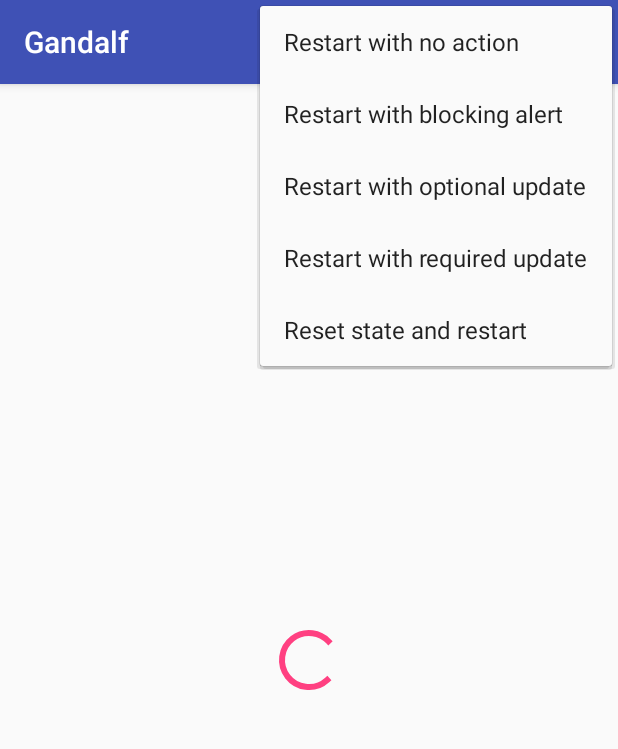
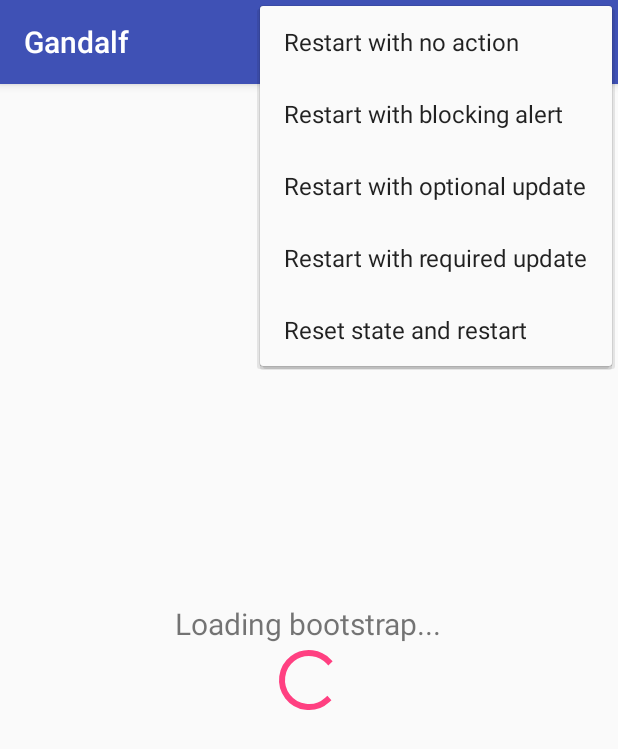
Before and after one commit to btkelly/gandalf, an Android app: the screen it shows after launch (SplashActivity), with the options menu open, on a phone screen of 412 x 824 dp. Shown: the top 749 px of the screen. Run offline under Robolectric (Android 15) with nearby library versions, the phone set to English and light mode, and no system bars; libraries missing offline, so code that uses them is left out: okhttp3.mockwebserver; 11 statements that could not run were skipped.

Commit message:
Added some documentation to the example classes

```diff
--- a/example/src/main/java/io/github/btkelly/gandalf/example/App.java
+++ b/example/src/main/java/io/github/btkelly/gandalf/example/App.java
@@ -16,89 +16,24 @@
 package io.github.btkelly.gandalf.example;
 
 import android.app.Application;
-import android.content.SharedPreferences;
-import android.preference.PreferenceManager;
-import android.support.annotation.RawRes;
-
-import java.io.BufferedReader;
-import java.io.IOException;
-import java.io.InputStream;
-import java.io.InputStreamReader;
-import java.io.Reader;
-import java.io.StringWriter;
-import java.io.Writer;
 
 import io.github.btkelly.gandalf.Gandalf;
-import okhttp3.mockwebserver.MockResponse;
-import okhttp3.mockwebserver.MockWebServer;
+import io.github.btkelly.gandalf.example.utils.MockWebServerUtil;
 
 /**
  * TODO: Add a class header comment!
  */
 public class App extends Application {
 
-    public static final String KEY_RES_ID = "KEY_RES_ID";
-
     @Override
     public void onCreate() {
         super.onCreate();
 
-        final MockWebServer mockWebServer = new MockWebServer();
-
-        Thread startMockServer = new Thread(new Runnable() {
-            @Override
-            public void run() {
-                try {
-                    mockWebServer.start();
-
-                    SharedPreferences sharedPreferences = PreferenceManager.getDefaultSharedPreferences(App.this);
-
-                    int mockBootstrapResId = sharedPreferences.getInt(KEY_RES_ID, R.raw.no_action_bootstrap);
-
-                    String mockBootstrapJsonBody = getMockJsonBootstrap(mockBootstrapResId);
-
-                    MockResponse mockResponse = new MockResponse();
-                    mockResponse.setResponseCode(200);
-                    mockResponse.setBody(mockBootstrapJsonBody);
-                    mockWebServer.enqueue(mockResponse);
-
-                } catch (IOException e) {
-                    throw new RuntimeException("Problem starting mock web server");
-                }
-            }
-        });
-
-        startMockServer.start();
-
-        try {
-            startMockServer.join();
-        } catch (InterruptedException e) {
-            e.printStackTrace();
-        }
+        String mockBootstrapUrl = MockWebServerUtil.startMockWebServer(this);
 
         new Gandalf.Installer()
                 .setContext(this)
-                .setBootstrapUrl(String.valueOf(mockWebServer.url("")))
+                .setBootstrapUrl(mockBootstrapUrl)
                 .install();
     }
-
-    private String getMockJsonBootstrap(@RawRes int rawRes) throws IOException {
-
-        InputStream inputStream = getResources().openRawResource(rawRes);
-
-        Writer writer = new StringWriter();
-        char[] buffer = new char[1024];
-
-        Reader reader = new BufferedReader(new InputStreamReader(inputStream, "UTF-8"));
-
-        int bufferData;
-
-        while ((bufferData = reader.read(buffer)) != -1) {
-            writer.write(buffer, 0, bufferData);
-        }
-
-        inputStream.close();
-
-        return writer.toString();
-    }
 }
--- /dev/null
+++ b/example/src/main/java/io/github/btkelly/gandalf/example/utils/MockWebServerUtil.java
@@ -0,0 +1,122 @@
+/**
+ * Copyright 2016 Bryan Kelly
+ *
+ * Licensed under the Apache License, Version 2.0 (the "License"); you may not
+ * use this file except in compliance with the License.
+ *
+ * You may obtain a copy of the License at
+ * http://www.apache.org/licenses/LICENSE-2.0
+ *
+ * Unless required by applicable law or agreed to in writing, software
+ * distributed under the License is distributed on an "AS IS" BASIS, WITHOUT
+ * WARRANTIES OR CONDITIONS OF ANY KIND, either express or implied. See the
+ * License for the specific language governing permissions and limitations
+ * under the License.
+ */
+package io.github.btkelly.gandalf.example.utils;
+
+import android.content.Context;
+import android.content.SharedPreferences;
+import android.preference.PreferenceManager;
+import android.support.annotation.NonNull;
+import android.support.annotation.RawRes;
+
+import java.io.BufferedReader;
+import java.io.IOException;
+import java.io.InputStream;
+import java.io.InputStreamReader;
+import java.io.Reader;
+import java.io.StringWriter;
+import java.io.Writer;
+import java.util.concurrent.TimeUnit;
+
+import io.github.btkelly.gandalf.example.R;
+import okhttp3.mockwebserver.MockResponse;
+import okhttp3.mockwebserver.MockWebServer;
+
+/**
+ * A utility class to help with creating a mock web server to return sample bootstrap files
+ */
+public final class MockWebServerUtil {
+
+    private static final String KEY_BOOTSTRAP_RES_ID = "KEY_BOOTSTRAP_RES_ID";
+
+    /**
+     * Starts a mock web server to return the bootstrap file set using setMockBootstrapRes(Context context, int rawResourceId)
+     * @param context
+     * @return
+     */
+    public static String startMockWebServer(@NonNull final Context context) {
+
+        final MockWebServer mockWebServer = new MockWebServer();
+
+        Thread startMockServer = new Thread(new Runnable() {
+            @Override
+            public void run() {
+                try {
+                    mockWebServer.start();
+
+                    SharedPreferences sharedPreferences = PreferenceManager.getDefaultSharedPreferences(context);
+
+                    int mockBootstrapResId = sharedPreferences.getInt(KEY_BOOTSTRAP_RES_ID, R.raw.no_action_bootstrap);
+
+                    String mockBootstrapJsonBody = getMockJsonBootstrap(context, mockBootstrapResId);
+
+                    MockResponse mockResponse = new MockResponse();
+                    mockResponse.setResponseCode(200);
+                    mockResponse.setBody(mockBootstrapJsonBody);
+                    mockResponse.setBodyDelay(4, TimeUnit.SECONDS);
+
+                    mockWebServer.enqueue(mockResponse);
+
+                } catch (IOException e) {
+                    throw new RuntimeException("Problem starting mock web server");
+                }
+            }
+        });
+
+        startMockServer.start();
+
+        try {
+            startMockServer.join();
+        } catch (InterruptedException e) {
+            e.printStackTrace();
+        }
+
+        return String.valueOf(mockWebServer.url(""));
+    }
+
+    /**
+     * Updates the raw resource file id that the mock web server should use when calling startMockWebServer(Context context)
+     * @param context
+     * @param rawResourceId
+     */
+    public static void setMockBootstrapRes(@NonNull Context context, @RawRes int rawResourceId) {
+
+        PreferenceManager.getDefaultSharedPreferences(context.getApplicationContext())
+                .edit()
+                .putInt(KEY_BOOTSTRAP_RES_ID, rawResourceId)
+                .commit();
+    }
+
+    private static String getMockJsonBootstrap(@NonNull Context context, @RawRes int rawRes) throws IOException {
+
+        InputStream inputStream = context.getResources().openRawResource(rawRes);
+
+        Writer writer = new StringWriter();
+        char[] buffer = new char[1024];
+
+        Reader reader = new BufferedReader(new InputStreamReader(inputStream, "UTF-8"));
+
+        int bufferData;
+
+        while ((bufferData = reader.read(buffer)) != -1) {
+            writer.write(buffer, 0, bufferData);
+        }
+
+        inputStream.close();
+
+        return writer.toString();
+    }
+
+}
--- a/example/src/main/res/layout/activity_splash_loading.xml
+++ b/example/src/main/res/layout/activity_splash_loading.xml
@@ -1,5 +1,4 @@
-<?xml version="1.0" encoding="utf-8"?>
-<!--
+<?xml version="1.0" encoding="utf-8"?><!--
 
     Copyright 2016 Bryan Kelly
 
@@ -16,13 +15,21 @@
     under the License.
 
 -->
-<RelativeLayout xmlns:android="http://schemas.android.com/apk/res/android"
+<LinearLayout xmlns:android="http://schemas.android.com/apk/res/android"
     android:layout_width="match_parent"
-    android:layout_height="match_parent">
+    android:layout_height="wrap_content"
+    android:layout_gravity="center"
+    android:gravity="center"
+    android:orientation="vertical">
+
+    <TextView
+        android:layout_width="wrap_content"
+        android:layout_height="wrap_content"
+        android:text="Loading bootstrap..."
+        android:textSize="20sp" />
 
     <ProgressBar
         android:layout_width="wrap_content"
-        android:layout_height="wrap_content"
-        android:layout_centerInParent="true" />
+        android:layout_height="wrap_content" />
 
-</RelativeLayout>
+</LinearLayout>
```
Also changed, not shown: example/src/main/java/io/github/btkelly/gandalf/example/activities/SplashActivity.java (+7 -7 lines).
